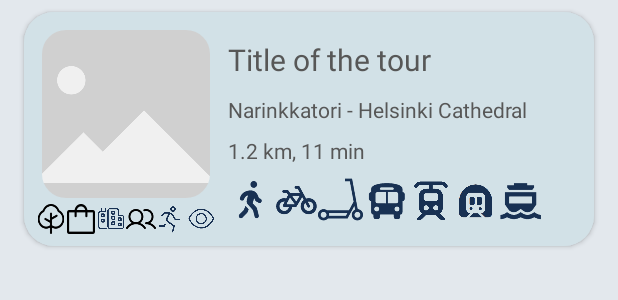
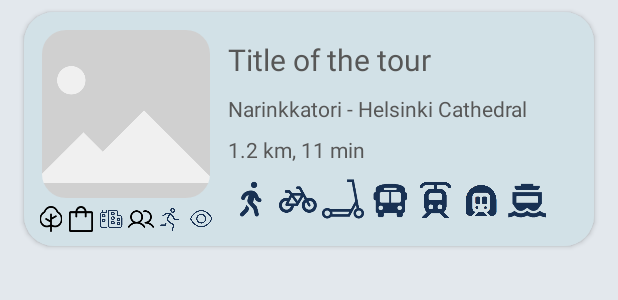
Before and after one commit to TuomasB73/SightTourApp, an Android app: the layout tour_recycler_row.xml on its own in the app's theme, with its tools: preview values and no code run, on a phone screen of 412 x 824 dp. Shown: the top 300 px of the screen. Run offline under Robolectric (Android 15) with nearby library versions, the phone set to English and light mode, and no system bars.

Commit message:
Tours categories icons visible according to the data

```diff
--- a/app/src/main/res/layout/tour_recycler_row.xml
+++ b/app/src/main/res/layout/tour_recycler_row.xml
@@ -48,40 +48,58 @@
                 app:layout_constraintTop_toBottomOf="@+id/imageView">
 
                 <ImageView
-                    android:id="@+id/tourCategoryImageView1"
-                    android:layout_width="20dp"
-                    android:layout_height="20dp"
-                    app:srcCompat="@drawable/nature_icon" />
+                    android:id="@+id/natureCategoryImageView"
+                    android:layout_width="17dp"
+                    android:layout_height="17dp"
+                    android:layout_margin="1dp"
+                    android:visibility="gone"
+                    app:srcCompat="@drawable/nature_icon"
+                    tools:visibility="visible" />
 
                 <ImageView
-                    android:id="@+id/tourCategoryImageView2"
-                    android:layout_width="20dp"
-                    android:layout_height="20dp"
-                    app:srcCompat="@drawable/shopping_icon" />
+                    android:id="@+id/shoppingCategoryImageView"
+                    android:layout_width="17dp"
+                    android:layout_height="17dp"
+                    android:layout_margin="1dp"
+                    android:visibility="gone"
+                    app:srcCompat="@drawable/shopping_icon"
+                    tools:visibility="visible" />
 
                 <ImageView
-                    android:id="@+id/tourCategoryImageView3"
-                    android:layout_width="20dp"
-                    android:layout_height="20dp"
-                    app:srcCompat="@drawable/city_icon" />
+                    android:id="@+id/cityCategoryImageView"
+                    android:layout_width="17dp"
+                    android:layout_height="17dp"
+                    android:layout_margin="1dp"
+                    android:visibility="gone"
+                    app:srcCompat="@drawable/city_icon"
+                    tools:visibility="visible" />
 
                 <ImageView
-                    android:id="@+id/tourCategoryImageView4"
-                    android:layout_width="20dp"
-                    android:layout_height="20dp"
-                    app:srcCompat="@drawable/culture_icon" />
+                    android:id="@+id/cultureCategoryImageView"
+                    android:layout_width="17dp"
+                    android:layout_height="17dp"
+                    android:layout_margin="1dp"
+                    android:visibility="gone"
+                    app:srcCompat="@drawable/culture_icon"
+                    tools:visibility="visible" />
 
                 <ImageView
-                    android:id="@+id/tourCategoryImageView5"
-                    android:layout_width="20dp"
-                    android:layout_height="20dp"
-                    app:srcCompat="@drawable/sports_icon" />
+                    android:id="@+id/sportsCategoryImageView"
+                    android:layout_width="17dp"
+                    android:layout_height="17dp"
+                    android:layout_margin="1dp"
+                    android:visibility="gone"
+                    app:srcCompat="@drawable/sports_icon"
+                    tools:visibility="visible" />
 
                 <ImageView
-                    android:id="@+id/tourCategoryImageView6"
-                    android:layout_width="20dp"
-                    android:layout_height="20dp"
-                    app:srcCompat="@drawable/sightseeing_icon" />
+                    android:id="@+id/sightseeingCategoryImageView"
+                    android:layout_width="17dp"
+                    android:layout_height="17dp"
+                    android:layout_margin="1dp"
+                    android:visibility="gone"
+                    app:srcCompat="@drawable/sightseeing_icon"
+                    tools:visibility="visible" />
             </LinearLayout>
 
             <TextView
@@ -132,46 +150,67 @@
                 app:layout_constraintStart_toEndOf="@+id/imageView">
 
                 <ImageView
-                    android:id="@+id/mobilityMethodImageView1"
-                    android:layout_width="30dp"
-                    android:layout_height="30dp"
-                    app:srcCompat="@drawable/walking_icon" />
+                    android:id="@+id/walkingMobilityMethodImageView"
+                    android:layout_width="28dp"
+                    android:layout_height="28dp"
+                    android:layout_margin="1dp"
+                    android:visibility="gone"
+                    app:srcCompat="@drawable/walking_icon"
+                    tools:visibility="visible" />
 
                 <ImageView
-                    android:id="@+id/mobilityMethodImageView2"
-                    android:layout_width="30dp"
-                    android:layout_height="30dp"
-                    app:srcCompat="@drawable/bicycle_icon" />
+                    android:id="@+id/bicyclingMobilityMethodImageView"
+                    android:layout_width="28dp"
+                    android:layout_height="28dp"
+                    android:layout_margin="1dp"
+                    android:visibility="gone"
+                    app:srcCompat="@drawable/bicycle_icon"
+                    tools:visibility="visible" />
 
                 <ImageView
-                    android:id="@+id/mobilityMethodImageView3"
-                    android:layout_width="30dp"
-                    android:layout_height="30dp"
-                    app:srcCompat="@drawable/escooter_icon" />
+                    android:id="@+id/escooterMobilityMethodImageView"
+                    android:layout_width="28dp"
+                    android:layout_height="28dp"
+                    android:layout_margin="1dp"
+                    android:visibility="gone"
+                    app:srcCompat="@drawable/escooter_icon"
+                    tools:visibility="visible" />
 
                 <ImageView
-                    android:id="@+id/mobilityMethodImageView4"
-                    android:layout_width="30dp"
-                    android:layout_height="30dp"
-                    app:srcCompat="@drawable/bus_icon" />
+                    android:id="@+id/busMobilityMethodImageView"
+                    android:layout_width="28dp"
+                    android:layout_height="28dp"
+                    android:layout_margin="1dp"
+                    android:visibility="gone"
+                    app:srcCompat="@drawable/bus_icon"
+                    tools:visibility="visible" />
 
                 <ImageView
-                    android:id="@+id/mobilityMethodImageView5"
-                    android:layout_width="30dp"
-                    android:layout_height="30dp"
-                    app:srcCompat="@drawable/tram_icon" />
+                    android:id="@+id/tramMobilityMethodImageView"
+                    android:layout_width="28dp"
+                    android:layout_height="28dp"
+                    android:layout_margin="1dp"
+                    android:visibility="gone"
+                    app:srcCompat="@drawable/tram_icon"
+                    tools:visibility="visible" />
 
                 <ImageView
-                    android:id="@+id/mobilityMethodImageView6"
-                    android:layout_width="30dp"
-                    android:layout_height="30dp"
-                    app:srcCompat="@drawable/metro_icon" />
+                    android:id="@+id/metroMobilityMethodImageView"
+                    android:layout_width="28dp"
+                    android:layout_height="28dp"
+                    android:layout_margin="1dp"
+                    android:visibility="gone"
+                    app:srcCompat="@drawable/metro_icon"
+                    tools:visibility="visible" />
 
                 <ImageView
-                    android:id="@+id/mobilityMethodImageView7"
-                    android:layout_width="30dp"
-                    android:layout_height="30dp"
-                    app:srcCompat="@drawable/ferry_icon" />
+                    android:id="@+id/ferryMobilityMethodImageView"
+                    android:layout_width="28dp"
+                    android:layout_height="28dp"
+                    android:layout_margin="1dp"
+                    android:visibility="gone"
+                    app:srcCompat="@drawable/ferry_icon"
+                    tools:visibility="visible" />
             </LinearLayout>
 
         </androidx.constraintlayout.widget.ConstraintLayout>
```
Also changed, not shown: app/src/main/java/fi/urbanmappers/sighttour/adapters/ToursListRecyclerViewAdapter.kt (+49 -0 lines), app/src/main/java/fi/urbanmappers/sighttour/utils/ToursDatabase.kt (+43 -0 lines), app/src/main/res/layout/fragment_tours.xml (+12 -15 lines), app/src/main/res/drawable/sightour_logo.png (added).
